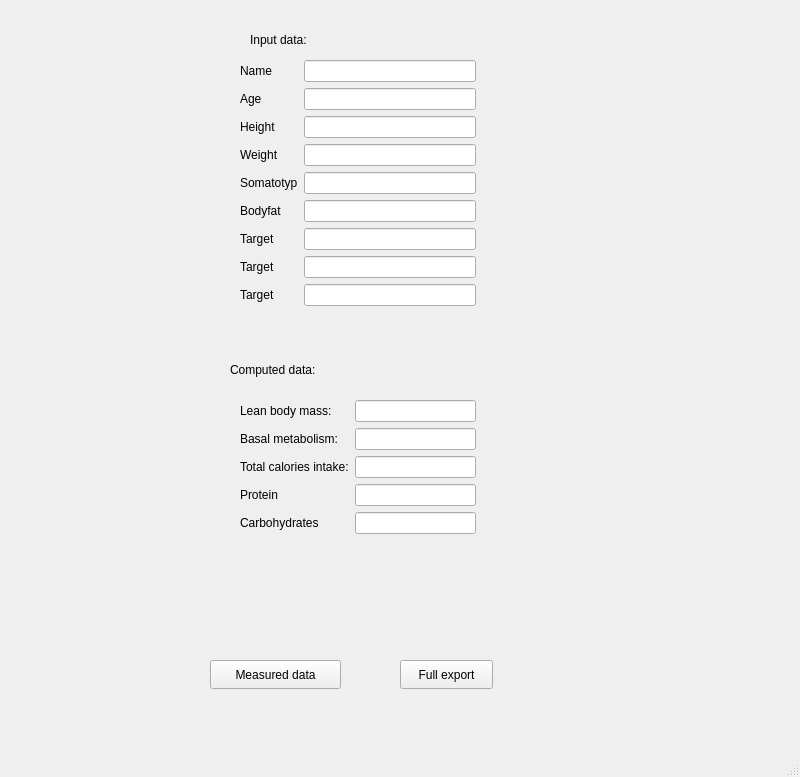
The window that exportpdf.ui (Kubakl11/JK_Fitness) describes before a commit, drawn with Qt 5.
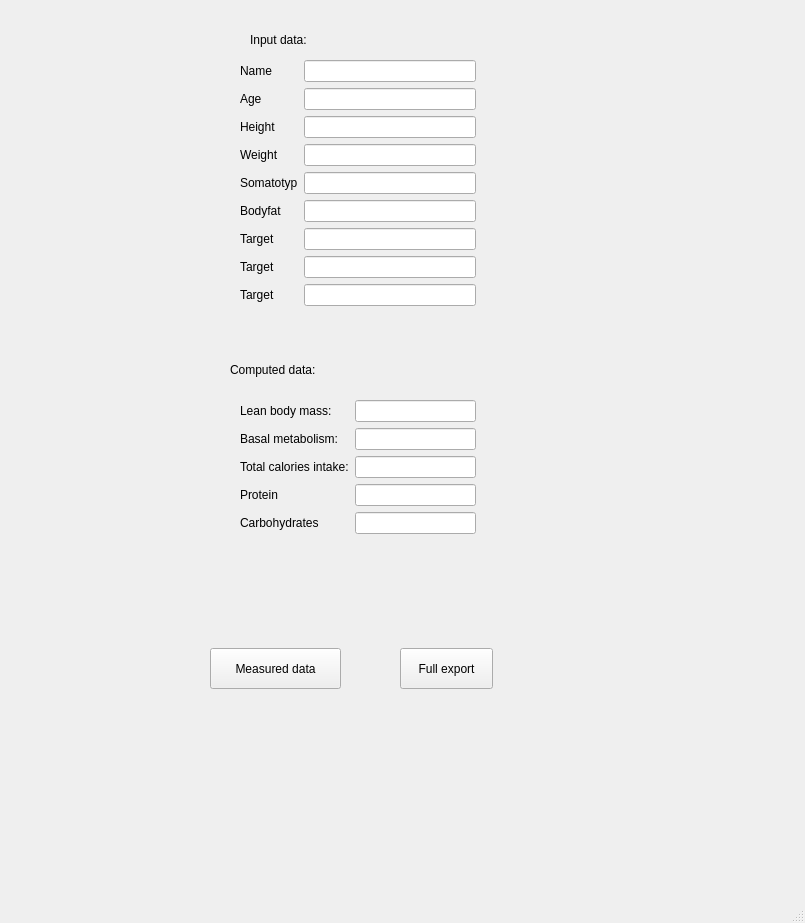
The same window after the commit.

```diff
--- a/exportpdf.ui
+++ b/exportpdf.ui
@@ -6,8 +6,8 @@
    <rect>
     <x>0</x>
     <y>0</y>
-    <width>800</width>
-    <height>777</height>
+    <width>805</width>
+    <height>923</height>
    </rect>
   </property>
   <property name="windowTitle">
@@ -33,7 +33,7 @@
       <x>240</x>
       <y>60</y>
       <width>236</width>
-      <height>292</height>
+      <height>310</height>
      </rect>
     </property>
     <layout class="QFormLayout" name="formLayout_2">
@@ -145,7 +145,7 @@
       <x>240</x>
       <y>400</y>
       <width>236</width>
-      <height>191</height>
+      <height>197</height>
      </rect>
     </property>
     <layout class="QFormLayout" name="formLayout_3">
@@ -235,9 +235,9 @@
     <property name="geometry">
      <rect>
       <x>210</x>
-      <y>660</y>
+      <y>648</y>
       <width>131</width>
-      <height>29</height>
+      <height>41</height>
      </rect>
     </property>
     <property name="text">
@@ -248,9 +248,9 @@
     <property name="geometry">
      <rect>
       <x>400</x>
-      <y>660</y>
+      <y>648</y>
       <width>93</width>
-      <height>29</height>
+      <height>41</height>
      </rect>
     </property>
     <property name="text">
```
Left out of the diff: 6 changed lines with no effect on the pictures.
